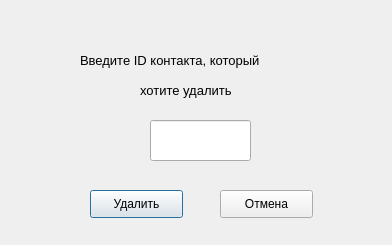
Old version of the form delete_window_ui.ui in the repository DelZeiT/Manage_contact.
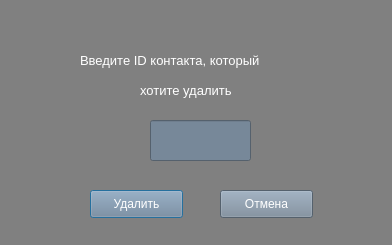
New version of the form.

Commit message: TIC-001: добавил окно редактирования контакта, изменил цветовую гамму окон.

Diff of the .ui file:
```diff
--- a/delete_window_ui.ui
+++ b/delete_window_ui.ui
@@ -25,6 +25,9 @@
   <property name="windowTitle">
    <string>Удалить контакт</string>
   </property>
+  <property name="styleSheet">
+   <string notr="true">background-color: gray</string>
+  </property>
   <widget class="QLabel" name="label">
    <property name="geometry">
     <rect>
@@ -39,6 +42,9 @@
      <pointsize>10</pointsize>
     </font>
    </property>
+   <property name="styleSheet">
+    <string notr="true">background-black: gray; color: white</string>
+   </property>
    <property name="text">
     <string>Введите ID контакта, который</string>
    </property>
@@ -52,6 +58,9 @@
      <height>28</height>
     </rect>
    </property>
+   <property name="styleSheet">
+    <string notr="true">background-color: #778899; color: white</string>
+   </property>
    <property name="text">
     <string>Удалить</string>
    </property>
@@ -65,6 +74,9 @@
      <height>28</height>
     </rect>
    </property>
+   <property name="styleSheet">
+    <string notr="true">background-color: #778899; color: white</string>
+   </property>
    <property name="text">
     <string>Отмена</string>
    </property>
@@ -83,6 +95,9 @@
      <pointsize>16</pointsize>
     </font>
    </property>
+   <property name="styleSheet">
+    <string notr="true">background-color: #778899; color: white</string>
+   </property>
    <property name="text">
     <string/>
    </property>
@@ -101,6 +116,9 @@
      <pointsize>10</pointsize>
     </font>
    </property>
+   <property name="styleSheet">
+    <string notr="true">background-black: gray; color: white</string>
+   </property>
    <property name="text">
     <string>хотите удалить</string>
    </property>
```
The commit also changes 5 other files.
